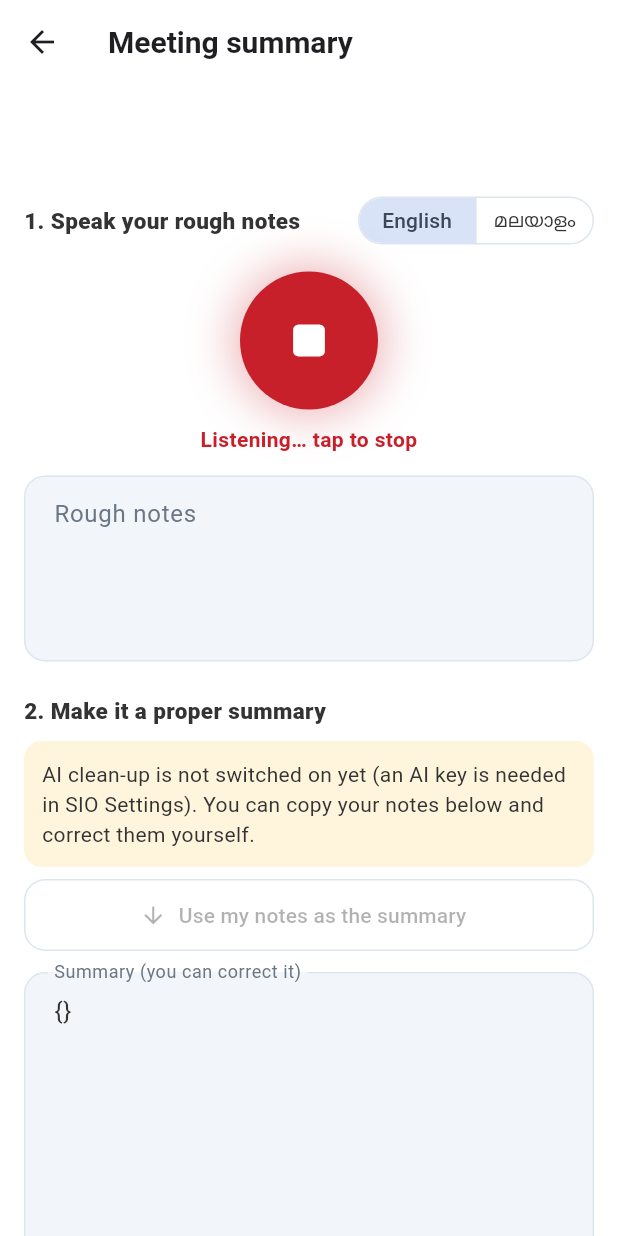
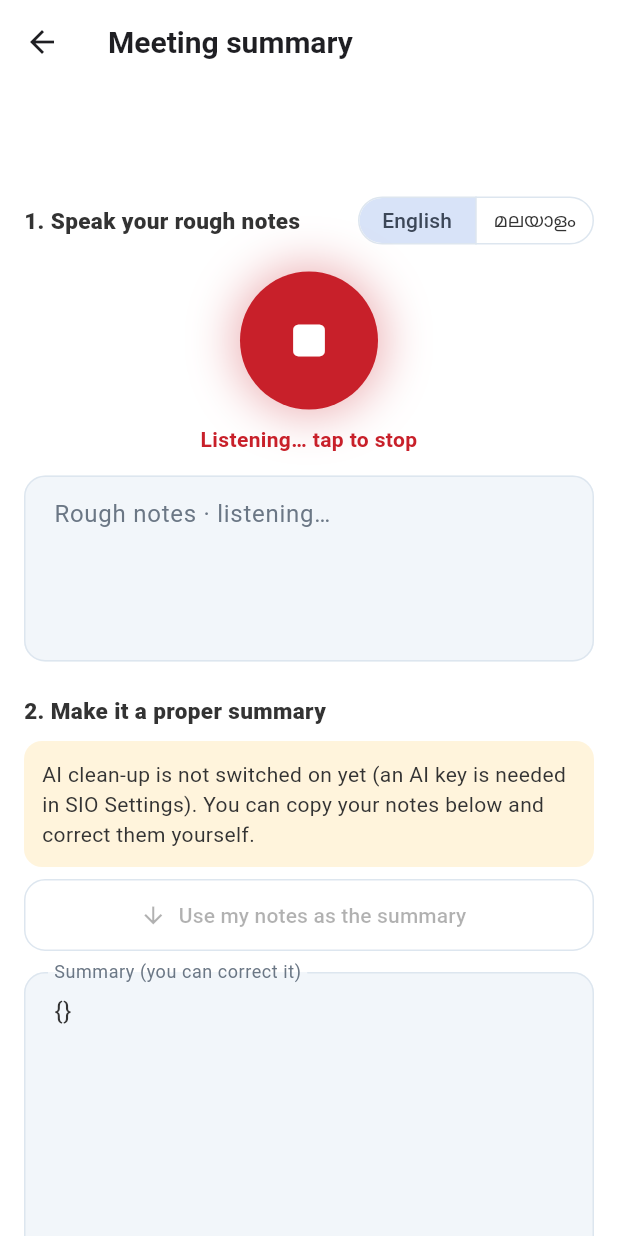
Before and after one commit to hipersignerp-dev/sio-connect, a Flutter app: the MeetingSummaryScreen screen opened directly with empty values, after a tap on the "mic" icon, on a phone screen of 412 x 824 dp. Run offline on Flutter 3.47's test engine with Material 3 defaults, Android fonts, the phone set to English and light mode, and no system bars; our stand-ins replace device_info_plus, flutter_secure_storage, image_picker, local_auth, material_ui, shared_preferences and 1 more; accounts and stored records are empty; network calls fail.

Commit message:
Voice notes: words appear in the notes live while speaking
Co-Authored-By: Claude Opus 5.5 <noreply@anthropic.com>
Claude-Session: https://claude.ai/code/session_01X4MdESM21T3NmSGURMtxUs

```diff
--- a/mobile/lib/screens/meeting_summary_screen.dart
+++ b/mobile/lib/screens/meeting_summary_screen.dart
@@ -27,6 +27,7 @@ class _MeetingSummaryScreenState extends State<MeetingSummaryScreen> {
   bool _wantListen = false; // the person pressed the mic and has not stopped it
   bool _ready = false;
   String _partial = '';
+  String _base = ''; // notes text before the words being heard right now
   double _level = 0;
   bool _aiBusy = false;
   bool _saving = false;
@@ -60,6 +61,8 @@ class _MeetingSummaryScreenState extends State<MeetingSummaryScreen> {
 
   Future<void> _listen() async {
     if (!_wantListen || !mounted) return;
+    _base = _notes.text.trimRight();
+    _partial = '';
     await _speech.listen(
       onResult: _onResult,
       onSoundLevelChange: (l) {
@@ -77,20 +80,15 @@ class _MeetingSummaryScreenState extends State<MeetingSummaryScreen> {
     );
   }
 
+  // Words appear in the notes as they are spoken; each finished sentence is kept and the next one follows it.
   void _onResult(SpeechRecognitionResult r) {
     if (!mounted) return;
+    final t = r.recognizedWords.trim();
     setState(() {
-      if (r.finalResult) {
-        final t = r.recognizedWords.trim();
-        if (t.isNotEmpty) {
-          final cur = _notes.text.trimRight();
-          _notes.text = cur.isEmpty ? t : '$cur $t';
-          _notes.selection = TextSelection.collapsed(offset: _notes.text.length);
-        }
-        _partial = '';
-      } else {
-        _partial = r.recognizedWords;
-      }
+      final text = t.isEmpty ? _base : (_base.isEmpty ? t : '$_base $t');
+      _notes.value = TextEditingValue(text: text, selection: TextSelection.collapsed(offset: text.length));
+      _partial = r.finalResult ? '' : t;
+      if (r.finalResult) _base = text;
     });
   }
 
@@ -204,12 +202,6 @@ class _MeetingSummaryScreenState extends State<MeetingSummaryScreen> {
           textAlign: TextAlign.center,
           style: TextStyle(color: _wantListen ? SioColors.red : SioColors.textSecondary, fontWeight: FontWeight.w600),
         ),
-        if (_partial.isNotEmpty)
-          Padding(
-            padding: const EdgeInsets.only(top: 8),
-            child: Text(_partial,
-                textAlign: TextAlign.center, style: const TextStyle(fontStyle: FontStyle.italic, color: SioColors.textSecondary)),
-          ),
         const SizedBox(height: 14),
         TextField(
           controller: _notes,
@@ -217,7 +209,7 @@ class _MeetingSummaryScreenState extends State<MeetingSummaryScreen> {
           maxLines: 10,
           textCapitalization: TextCapitalization.sentences,
           decoration: InputDecoration(
-            labelText: 'Rough notes',
+            labelText: _wantListen ? (_partial.isEmpty ? 'Rough notes · listening…' : 'Rough notes · writing…') : 'Rough notes',
             hintText: 'Who came, what was discussed, what was decided, who will do what…',
             alignLabelWithHint: true,
             suffixIcon: _notes.text.isEmpty
```
